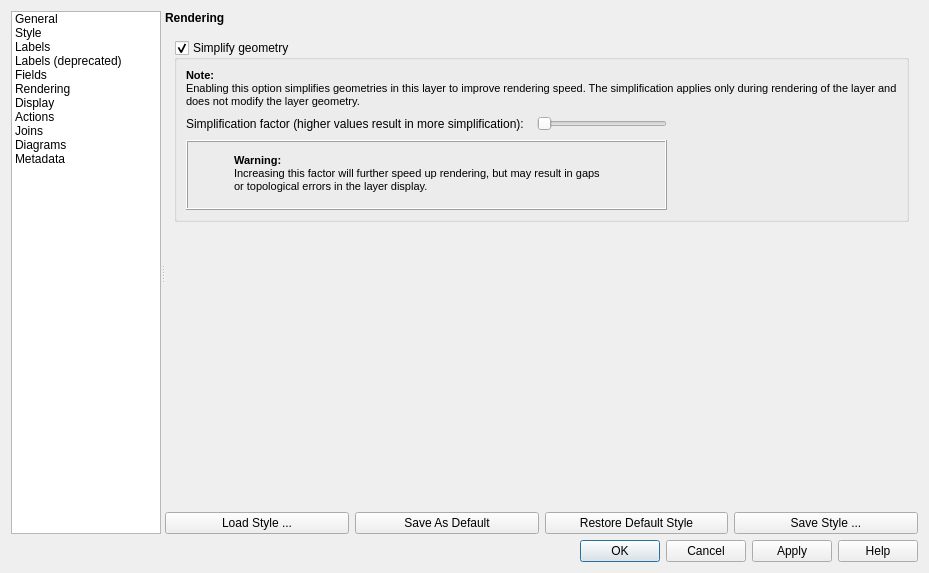
First picture: the form in src/ui/qgsvectorlayerpropertiesbase.ui, repository qgis/QGIS, before the edit.
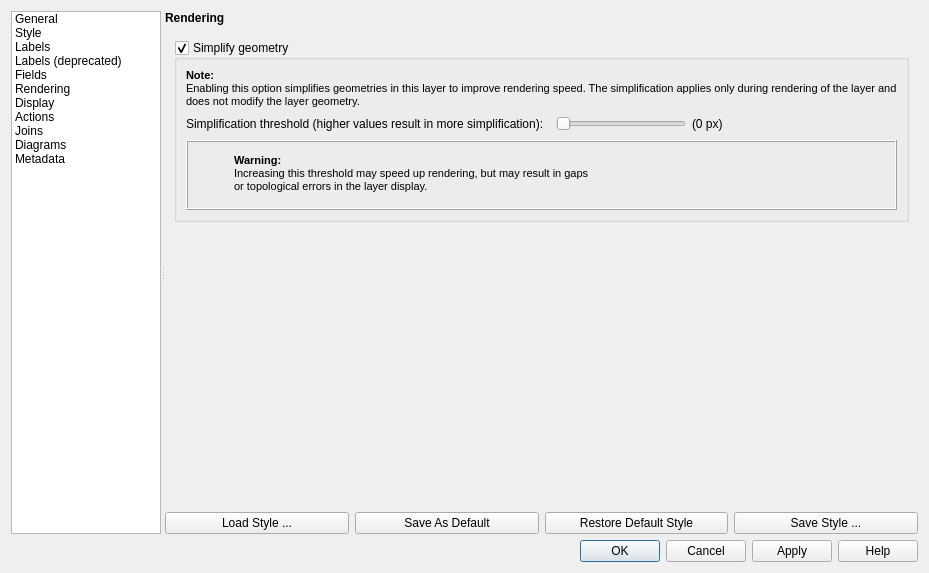
Second picture: the form after the edit. The open tabs and pages were chosen to show the change. Icons and pictures are not drawn. Custom widgets are drawn as their Qt base class.

Commit message: #8725-R: show map2pixel threshold in panels

The edit to the form file:
```diff
--- a/src/ui/qgsvectorlayerpropertiesbase.ui
+++ b/src/ui/qgsvectorlayerpropertiesbase.ui
@@ -976,7 +976,7 @@
                   <item row="5" column="2">
                    <widget class="QLabel" name="label_17">
                     <property name="text">
-                     <string>Simplification factor (higher values result in more simplification):  </string>
+                     <string>Simplification threshold (higher values result in more simplification):  </string>
                     </property>
                     <property name="margin">
                      <number>2</number>
@@ -1017,7 +1017,17 @@
                     </property>
                    </widget>
                   </item>
-                  <item row="8" column="2" colspan="2">
+                  <item row="5" column="4">
+                   <widget class="QLabel" name="mSimplifyDrawingPx">
+                    <property name="text">
+                     <string>(0 px)</string>
+                    </property>
+                    <property name="margin">
+                     <number>2</number>
+                    </property>
+                   </widget>
+                  </item>
+                  <item row="8" column="2" colspan="3">
                    <widget class="QFrame" name="mSimplifyDrawingPanel">
                     <property name="minimumSize">
                      <size>
@@ -1095,7 +1105,7 @@
 p, li { white-space: pre-wrap; }
 &lt;/style&gt;&lt;/head&gt;&lt;body style=&quot; font-family:'MS Shell Dlg 2'; font-size:8.25pt; font-weight:400; font-style:normal;&quot;&gt;
 &lt;p style=&quot; margin-top:0px; margin-bottom:0px; margin-left:0px; margin-right:0px; -qt-block-indent:0; text-indent:0px;&quot;&gt;&lt;span style=&quot; font-size:8pt;&quot;&gt; &lt;/span&gt;&lt;span style=&quot; font-size:8pt; font-weight:600;&quot;&gt;Warning:&lt;/span&gt;&lt;/p&gt;
-&lt;p style=&quot; margin-top:0px; margin-bottom:0px; margin-left:0px; margin-right:0px; -qt-block-indent:0; text-indent:0px;&quot;&gt;&lt;span style=&quot; font-size:8pt;&quot;&gt; Increasing this factor will further speed up rendering, but may result in gaps &lt;/span&gt;&lt;/p&gt;
+&lt;p style=&quot; margin-top:0px; margin-bottom:0px; margin-left:0px; margin-right:0px; -qt-block-indent:0; text-indent:0px;&quot;&gt;&lt;span style=&quot; font-size:8pt;&quot;&gt; Increasing this threshold may speed up rendering, but may result in gaps &lt;/span&gt;&lt;/p&gt;
 &lt;p style=&quot; margin-top:0px; margin-bottom:0px; margin-left:0px; margin-right:0px; -qt-block-indent:0; text-indent:0px;&quot;&gt;&lt;span style=&quot; font-size:8pt;&quot;&gt; or topological errors in the layer display.&lt;/span&gt;&lt;/p&gt;&lt;/body&gt;&lt;/html&gt;</string>
                      </property>
                     </widget>
```
The commit also changes 3 other files.
